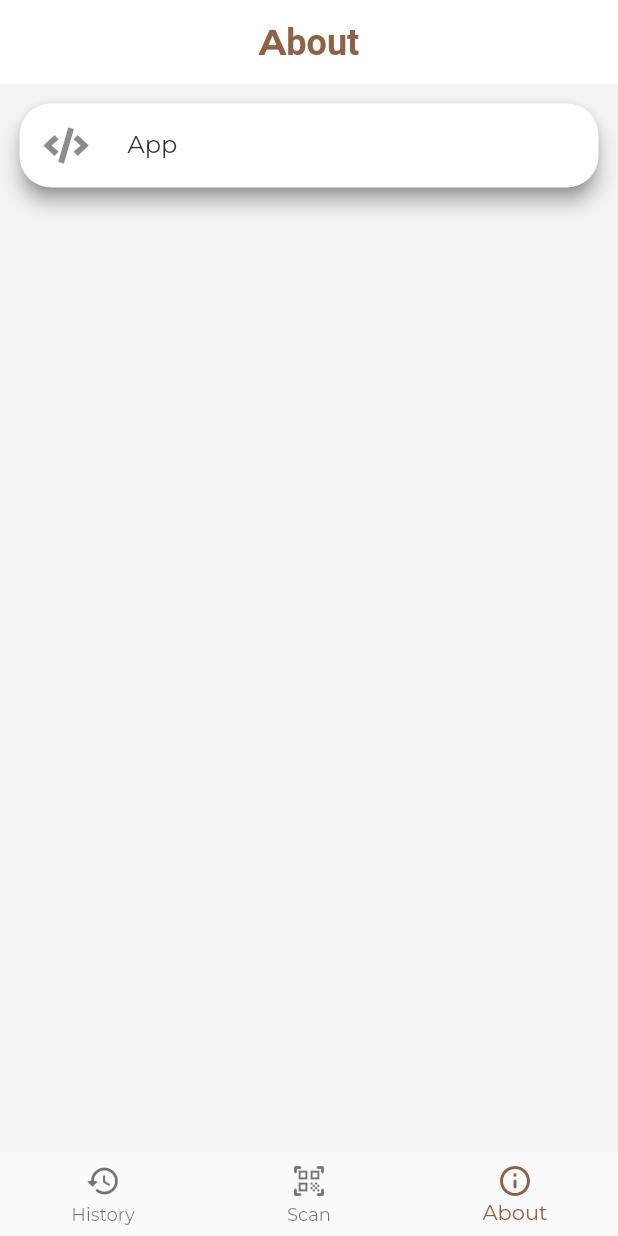
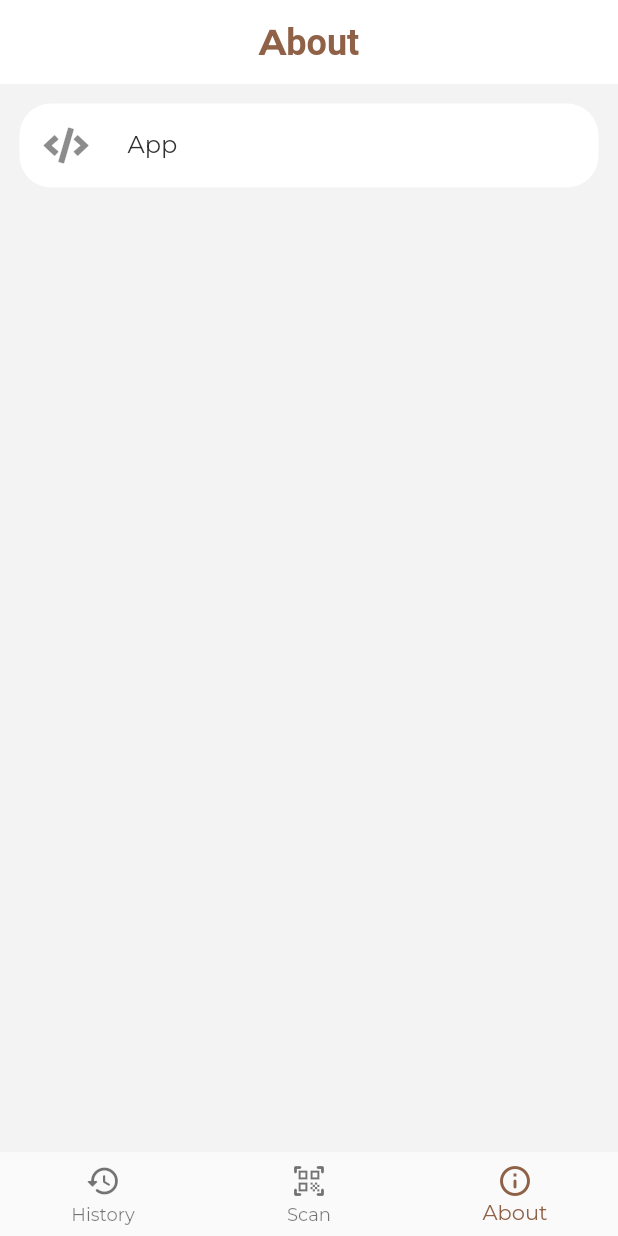
Before and after one commit to mikezamayias/qrapp, a Flutter app: the screen it shows after launch, swiped to page 3, on a phone screen of 412 x 824 dp. Run offline on Flutter 3.47's test engine with Material 2 defaults, Android fonts, the light colour scheme and no system bars; our stand-ins replace font_awesome_flutter, google_fonts, page_transition, qr_flutter; missing offline and left inert: qr_code_scanner.

Commit message:
removed shadow

```diff
--- a/lib/src/views/about_page/card_info.dart
+++ b/lib/src/views/about_page/card_info.dart
@@ -9,7 +9,7 @@ class CardInfo extends StatelessWidget {
     return Padding(
       padding: const EdgeInsets.all(9),
       child: Card(
-        elevation: 5,
+        elevation: 0,
         shape: RoundedRectangleBorder(
           borderRadius: BorderRadius.circular(21),
         ),
```
